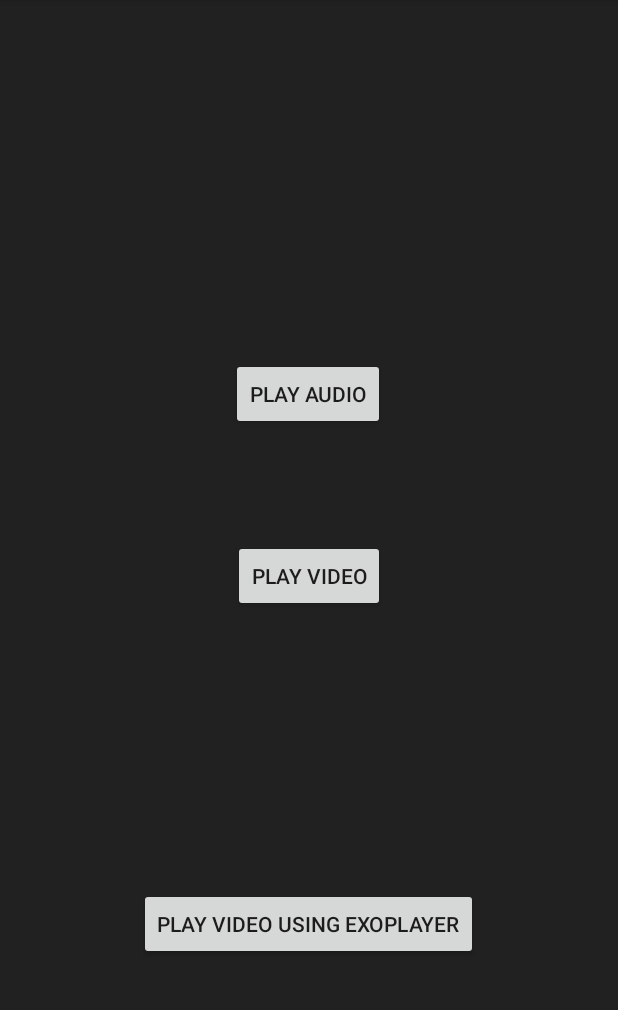
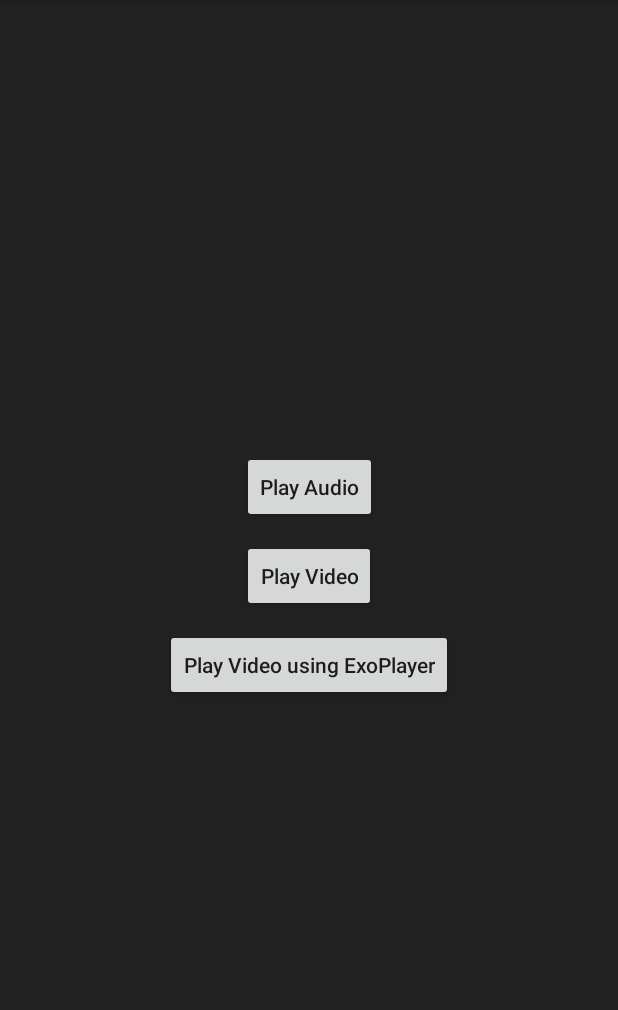
Before and after one commit to hanuor/implayee-starter, an Android app: the screen it shows after launch (MainActivity), on a phone screen of 412 x 824 dp, the part 84-1094 px from its top. Run offline under Robolectric (Android 15) with nearby library versions, the phone set to English and light mode, and no system bars.

Commit message:
Final cut

```diff
--- a/app/src/main/java/com/raywenderlich/implayee/AudioActivity.kt
+++ b/app/src/main/java/com/raywenderlich/implayee/AudioActivity.kt
@@ -34,7 +34,7 @@ class AudioActivity : AppCompatActivity() {
         //Setting up the mediaplayer to stream Music
 
         val audioDataSource =
-                "android.resource://com.raywenderlich.implayee/" + R.raw.parkly
+                "android.resource://com.raywenderlich.implayee/" + R.raw.sample_audio
         try {
             mp.setDataSource(this, Uri.parse(audioDataSource))
             mp.prepare()
--- a/app/src/main/java/com/raywenderlich/implayee/VideoActivity.kt
+++ b/app/src/main/java/com/raywenderlich/implayee/VideoActivity.kt
@@ -23,7 +23,7 @@ class VideoActivity : AppCompatActivity() {
             e.printStackTrace()
             Toast.makeText(this, "Can't play the video right now", Toast.LENGTH_SHORT).show()
         }
-        val sv = findViewById<View>(R.id.surfaceView1) as SurfaceView
+        val sv = findViewById<View>(R.id.surfaceView) as SurfaceView
         playPauseButton = findViewById(R.id.playPauseButton)
 
         playPauseButton?.setOnClickListener({
--- a/app/src/main/res/layout/activity_audio.xml
+++ b/app/src/main/res/layout/activity_audio.xml
@@ -3,7 +3,7 @@
     android:layout_width="match_parent"
     android:layout_height="match_parent"
     android:layout_centerHorizontal="true"
-    android:background="#212121"
+    android:background="@color/colorBlack"
     android:orientation="vertical">
 
     <Button
--- a/app/src/main/res/layout/activity_exo_player.xml
+++ b/app/src/main/res/layout/activity_exo_player.xml
@@ -3,7 +3,7 @@
     xmlns:tools="http://schemas.android.com/tools"
     android:layout_width="match_parent"
     android:layout_height="match_parent"
-    android:background="#212121"
+    android:background="@color/colorBlack"
     tools:context="com.raywenderlich.implayee.ExoPlayerActivity">
 
     <com.google.android.exoplayer2.ui.SimpleExoPlayerView
--- a/app/src/main/res/layout/activity_main.xml
+++ b/app/src/main/res/layout/activity_main.xml
@@ -7,7 +7,7 @@
 
     <RelativeLayout
         android:layout_width="match_parent"
-        android:background="#212121"
+        android:background="@color/colorBlack"
         android:layout_height="match_parent">
 
         <Button
@@ -15,9 +15,10 @@
             android:layout_width="wrap_content"
             android:layout_height="wrap_content"
             android:layout_above="@+id/playVideoButton"
-            android:layout_alignEnd="@+id/playVideoButton"
-            android:layout_alignRight="@+id/playVideoButton"
-            android:layout_marginBottom="73dp"
+            android:layout_alignLeft="@+id/playVideoButton"
+            android:layout_alignStart="@+id/playVideoButton"
+            android:layout_marginBottom="11dp"
+            android:textAllCaps="false"
             android:text="Play Audio" />
 
         <Button
@@ -26,15 +27,17 @@
             android:layout_height="wrap_content"
             android:layout_centerHorizontal="true"
             android:layout_centerVertical="true"
+            android:textAllCaps="false"
             android:text="Play Video" />
 
         <Button
             android:id="@+id/exoPlayerButton"
             android:layout_width="wrap_content"
             android:layout_height="wrap_content"
-            android:layout_alignParentBottom="true"
+            android:layout_below="@+id/playVideoButton"
             android:layout_centerHorizontal="true"
-            android:layout_marginBottom="128dp"
+            android:layout_marginTop="11dp"
+            android:textAllCaps="false"
             android:text="Play Video using ExoPlayer" />
     </RelativeLayout>
 
--- a/app/src/main/res/layout/activity_video.xml
+++ b/app/src/main/res/layout/activity_video.xml
@@ -6,10 +6,10 @@
     <RelativeLayout
         android:layout_width="match_parent"
         android:layout_height="match_parent"
-        android:background="#212121">
+        android:background="@color/colorBlack">
 
         <SurfaceView
-            android:id="@+id/surfaceView1"
+            android:id="@+id/surfaceView"
             android:layout_width="match_parent"
             android:layout_height="match_parent" />
 
```
Also changed, not shown: app/src/main/java/com/raywenderlich/implayee/MainActivity.kt (+6 -6 lines), 2 other files.
